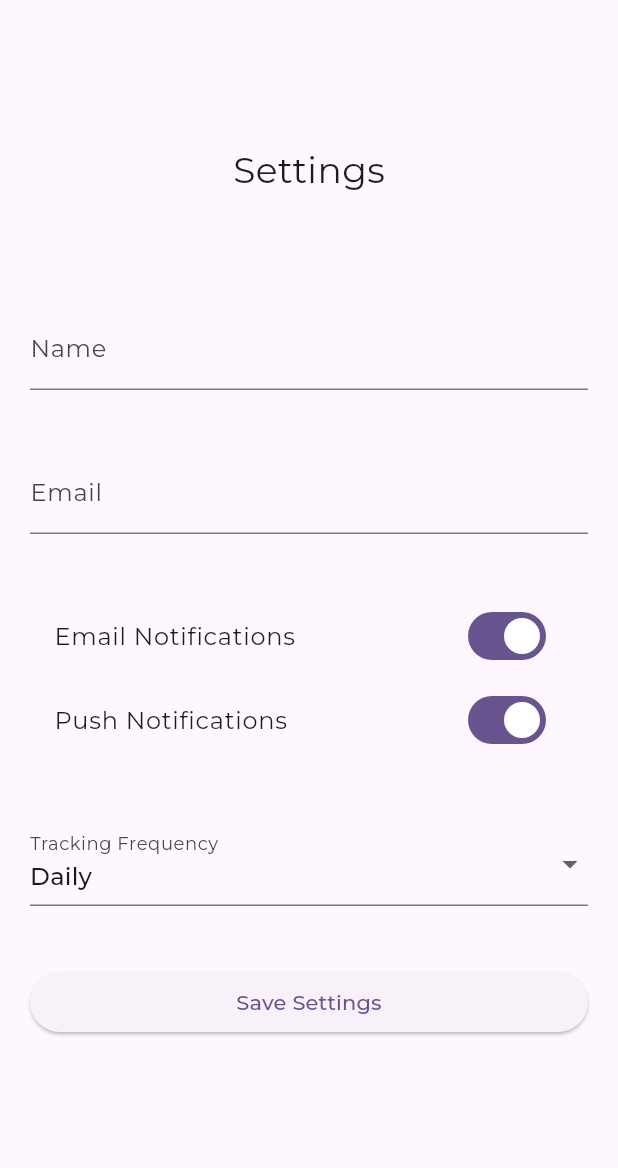
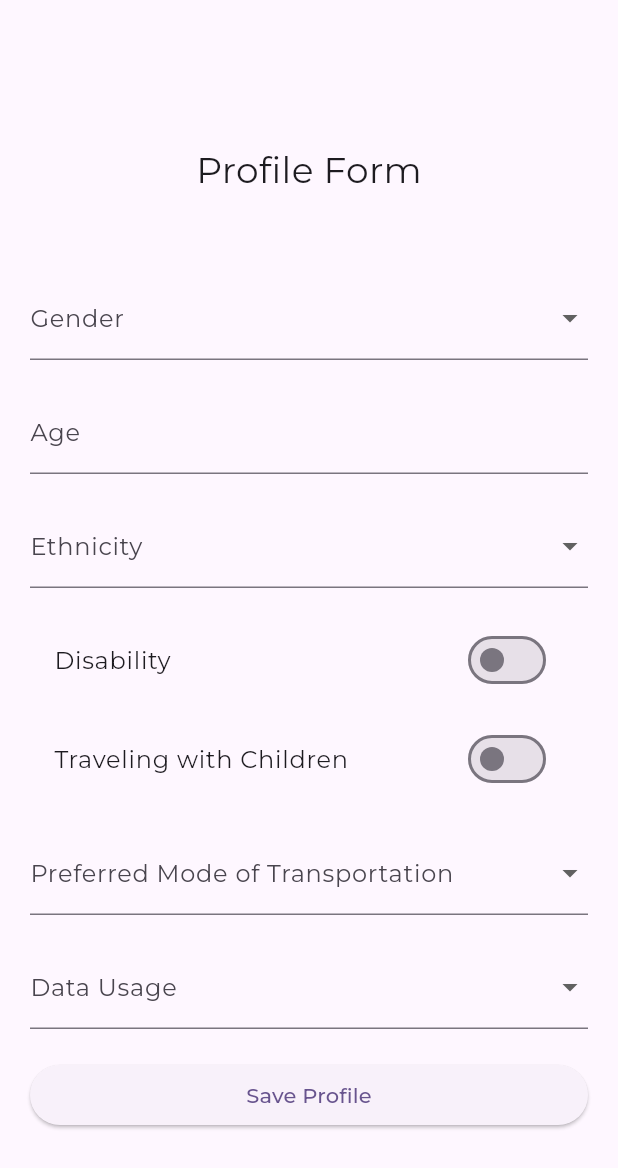
Before and after one commit to dartm05/SafetyApp, a Flutter app: the CustomDrawer widget shown alone on an empty page, opened directly, after a tap on "Profile", on a phone screen of 412 x 824 dp. Shown: the top 1168 px of the screen. Run offline on Flutter 3.47's test engine with Material 3 defaults, Android fonts, the phone set to English and light mode, and no system bars; our stand-ins replace go_router, google_fonts, shared_preferences; accounts and stored records are empty.

Commit message:
refactor(profile): change settings to profile form and add new fields

```diff
--- a/lib/src/features/home/widgets/nav_drawer.dart
+++ b/lib/src/features/home/widgets/nav_drawer.dart
@@ -56,7 +56,7 @@ class CustomDrawer extends StatelessWidget {
                   title: const Text('Profile'),
                   onTap: () {
                     Navigator.of(context).pop();
-                    context.go('/settings');
+                    context.go('/profile');
                   },
                 ),
               ),
--- /dev/null
+++ b/lib/src/features/profile/screens/profile.dart
@@ -0,0 +1,199 @@
+import 'package:flutter/material.dart';
+
+class ProfileForm extends StatefulWidget {
+  const ProfileForm({Key? key}) : super(key: key);
+
+  @override
+  State<ProfileForm> createState() => _ProfileFormState();
+}
+
+class _ProfileFormState extends State<ProfileForm> {
+  final _formKey = GlobalKey<FormState>();
+
+  String? _gender;
+  String _age = '';
+  String? _ethnicity;
+  bool _disability = false;
+  String? _preferredModeOfTransport;
+  String? _dataUsage;
+  bool _travelingWithChildren = false;
+
+  final List<String> _genderOptions = ['Male', 'Female', 'Other'];
+  final List<String> _transportOptions = [
+    'Car',
+    'Bike',
+    'Public Transport',
+    'Walking'
+  ];
+  final List<String> _dataUsageOptions = ['Data Roaming', 'Local SIM'];
+
+  final List<String> _ethnicityOptions = [
+    'White',
+    'Black',
+    'Hispanic',
+    'Asian',
+    'Other'
+  ];
+
+  void _saveProfile() {
+    if (_formKey.currentState!.validate()) {
+      _formKey.currentState!.save();
+
+      ScaffoldMessenger.of(context).showSnackBar(
+        const SnackBar(content: Text('Profile saved successfully!')),
+      );
+    }
+  }
+
+  @override
+  Widget build(BuildContext context) {
+    const sizedBox = SizedBox(height: 20);
+    const sizedBox_m = SizedBox(height: 10);
+    return Scaffold(
+      body: Column(
+        children: [
+          const Padding(
+            padding: EdgeInsets.only(top: 40.0),
+            child: Text(
+              'Profile Form',
+              style: TextStyle(fontSize: 24),
+            ),
+          ),
+          Center(
+            child: Column(
+              mainAxisAlignment: MainAxisAlignment.center,
+              children: [
+                sizedBox,
+                Padding(
+                  padding:
+                      const EdgeInsets.only(top: 34.0, left: 20.0, right: 20.0),
+                  child: Container(
+                    constraints: const BoxConstraints(maxWidth: 600),
+                    child: Form(
+                      key: _formKey,
+                      child: ListView(
+                        shrinkWrap: true,
+                        children: [
+                          DropdownButtonFormField<String>(
+                            key: const Key('gender'),
+                            decoration:
+                                const InputDecoration(labelText: 'Gender'),
+                            value: _gender,
+                            items: _genderOptions
+                                .map((gender) => DropdownMenuItem(
+                                      value: gender,
+                                      child: Text(gender),
+                                    ))
+                                .toList(),
+                            onChanged: (value) {
+                              setState(() {
+                                _gender = value!;
+                              });
+                            },
+                          ),
+                          sizedBox,
+                          TextFormField(
+                            initialValue: _age,
+                            decoration: const InputDecoration(labelText: 'Age'),
+                            keyboardType: TextInputType.number,
+                            onSaved: (value) {
+                              _age = value ?? '';
+                            },
+                            validator: (value) =>
+                                value!.isEmpty ? 'Please enter your age' : null,
+                          ),
+                          sizedBox,
+                          DropdownButtonFormField<String>(
+                            key: const Key('ethnicity'),
+                            decoration:
+                                const InputDecoration(labelText: 'Ethnicity'),
+                            value: _ethnicity,
+                            items: _ethnicityOptions
+                                .map((ethnic) => DropdownMenuItem(
+                                      value: ethnic,
+                                      child: Text(ethnic),
+                                    ))
+                                .toList(),
+                            onChanged: (value) {
+                              setState(() {
+                                _ethnicity = value!;
+                              });
+                            },
+                            validator: (value) => value!.isEmpty
+                                ? 'Please enter your ethnicity'
+                                : null,
+                          ),
+                          sizedBox,
+                          SwitchListTile(
+                            title: const Text('Disability'),
+                            value: _disability,
+                            onChanged: (value) {
+                              setState(() {
+                                _disability = value;
+                              });
+                            },
+                          ),
+                          sizedBox_m,
+                          SwitchListTile(
+                            title: const Text('Traveling with Children'),
+                            value: _travelingWithChildren,
+                            onChanged: (value) {
+                              setState(() {
+                                _travelingWithChildren = value;
+                              });
+                            },
+                          ),
+                          sizedBox,
+                          DropdownButtonFormField<String>(
+                            key: const Key('preferredModeOfTransport'),
+                            decoration: const InputDecoration(
+                                labelText: 'Preferred Mode of Transportation'),
+                            value: _preferredModeOfTransport,
+                            items: _transportOptions
+                                .map((transport) => DropdownMenuItem(
+                                      value: transport,
+                                      child: Text(transport),
+                                    ))
+                                .toList(),
+                            onChanged: (value) {
+                              setState(() {
+                                _preferredModeOfTransport = value!;
+                              });
+                            },
+                          ),
+                          sizedBox,
+                          DropdownButtonFormField<String>(
+                            key: const Key('dataUsage'),
+                            decoration:
+                                const InputDecoration(labelText: 'Data Usage'),
+                            value: _dataUsage,
+                            items: _dataUsageOptions
+                                .map((usage) => DropdownMenuItem(
+                                      value: usage,
+                                      child: Text(usage),
+                                    ))
+                                .toList(),
+                            onChanged: (value) {
+                              setState(() {
+                                _dataUsage = value!;
+                              });
+                            },
+                          ),
+                          sizedBox,
+                          ElevatedButton(
+                            onPressed: _saveProfile,
+                            child: const Text('Save Profile'),
+                          ),
+                        ],
+                      ),
+                    ),
+                  ),
+                ),
+              ],
+            ),
+          ),
+        ],
+      ),
+    );
+  }
+}
--- a/lib/src/features/settings/screens/settings.dart
+++ /dev/null
@@ -1,132 +0,0 @@
-import 'package:flutter/material.dart';
-
-class SettingsPage extends StatefulWidget {
-  const SettingsPage({Key? key}) : super(key: key);
-
-  @override
-  State<SettingsPage> createState() => _SettingsPageState();
-}
-
-class _SettingsPageState extends State<SettingsPage> {
-  final _formKey = GlobalKey<FormState>();
-
-  String _name = '';
-  String _email = '';
-  bool _emailNotifications = true;
-  bool _pushNotifications = true;
-  String _trackingFrequency = 'Daily';
-
-  final List<String> _frequencyOptions = ['Daily', 'Weekly', 'Monthly'];
-
-  void _saveSettings() {
-    if (_formKey.currentState!.validate()) {
-      _formKey.currentState!.save();
-
-      ScaffoldMessenger.of(context).showSnackBar(
-        const SnackBar(content: Text('Settings saved successfully!')),
-      );
-    }
-  }
-
-  @override
-  Widget build(BuildContext context) {
-    const sizedBox = SizedBox(height: 40);
-    return Scaffold(
-      body: Column(
-        children: [
-          const Padding(
-            padding: EdgeInsets.only(top: 40.0),
-            child: Text(
-              'Settings',
-              style: TextStyle(fontSize: 24),
-            ),
-          ),
-          Center(
-            child: Column(
-              mainAxisAlignment: MainAxisAlignment.center,
-              children: [
-                sizedBox,
-                Padding(
-                  padding:
-                      const EdgeInsets.only(top: 34.0, left: 20.0, right: 20.0),
-                  child: Container(
-                    constraints: const BoxConstraints(maxWidth: 600),
-                    child: Form(
-                      key: _formKey,
-                      child: ListView(
-                        shrinkWrap: true,
-                        children: [
-                          TextFormField(
-                            initialValue: _name,
-                            decoration: const InputDecoration(labelText: 'Name'),
-                            onSaved: (value) {
-                              _name = value ?? '';
-                            },
-                            validator: (value) =>
-                                value!.isEmpty ? 'Please enter your name' : null,
-                          ),
-                          sizedBox,
-                          TextFormField(
-                            initialValue: _email,
-                            decoration: const InputDecoration(labelText: 'Email'),
-                            keyboardType: TextInputType.emailAddress,
-                            onSaved: (value) {
-                              _email = value ?? '';
-                            },
-                            validator: (value) =>
-                                value!.isEmpty ? 'Please enter your email' : null,
-                          ),
-                          sizedBox,
-                          SwitchListTile(
-                            title: const Text('Email Notifications'),
-                            value: _emailNotifications,
-                            onChanged: (value) {
-                              setState(() {
-                                _emailNotifications = value;
-                              });
-                            },
-                          ),
-                          SwitchListTile(
-                            title: const Text('Push Notifications'),
-                            value: _pushNotifications,
-                            onChanged: (value) {
-                              setState(() {
-                                _pushNotifications = value;
-                              });
-                            },
-                          ),
-                          sizedBox,
-                          DropdownButtonFormField<String>(
-                            decoration: const InputDecoration(
-                                labelText: 'Tracking Frequency'),
-                            value: _trackingFrequency,
-                            items: _frequencyOptions
-                                .map((frequency) => DropdownMenuItem(
-                                      value: frequency,
-                                      child: Text(frequency),
-                                    ))
-                                .toList(),
-                            onChanged: (value) {
-                              setState(() {
-                                _trackingFrequency = value!;
-                              });
-                            },
-                          ),
-                         sizedBox,
-                          ElevatedButton(
-                            onPressed: _saveSettings,
-                            child: const Text('Save Settings'),
-                          ),
-                        ],
-                      ),
-                    ),
-                  ),
-                ),
-              ],
-            ),
-          ),
-        ],
-      ),
-    );
-  }
-}
--- a/lib/src/routes/app_router.dart
+++ b/lib/src/routes/app_router.dart
@@ -15,7 +15,7 @@ import '../features/tripForm/screens/trip_form.dart';
 import '../features/home/widgets/nav_drawer.dart';
 import '../features/login/screens/login.dart';
 import '../features/login/screens/register.dart';
-import '../features/settings/screens/settings.dart';
+import '../features/profile/screens/profile.dart';
 import '../features/tripForm/services/trip_service.dart';
 
 final appRouter = GoRouter(
@@ -81,9 +81,9 @@ final appRouter = GoRouter(
                     child: const TripFormPage(),
                   )),
           GoRoute(
-            name: 'settings',
-            path: '/settings',
-            builder: (context, state) => const SettingsPage(),
+            name: 'profile',
+            path: '/profile',
+            builder: (context, state) => const ProfileForm(),
           ),
           GoRoute(
             name: 'login',
```
